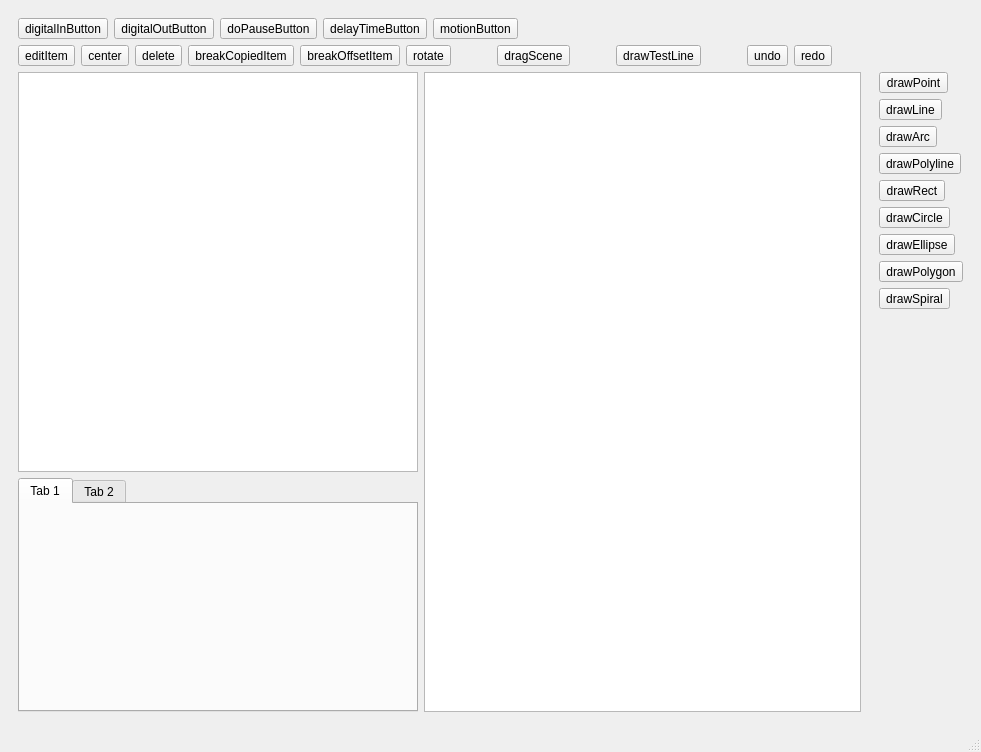
Old version of the form header/Ui/mainwindow.ui in the repository joey674/LaserCAD_QT.
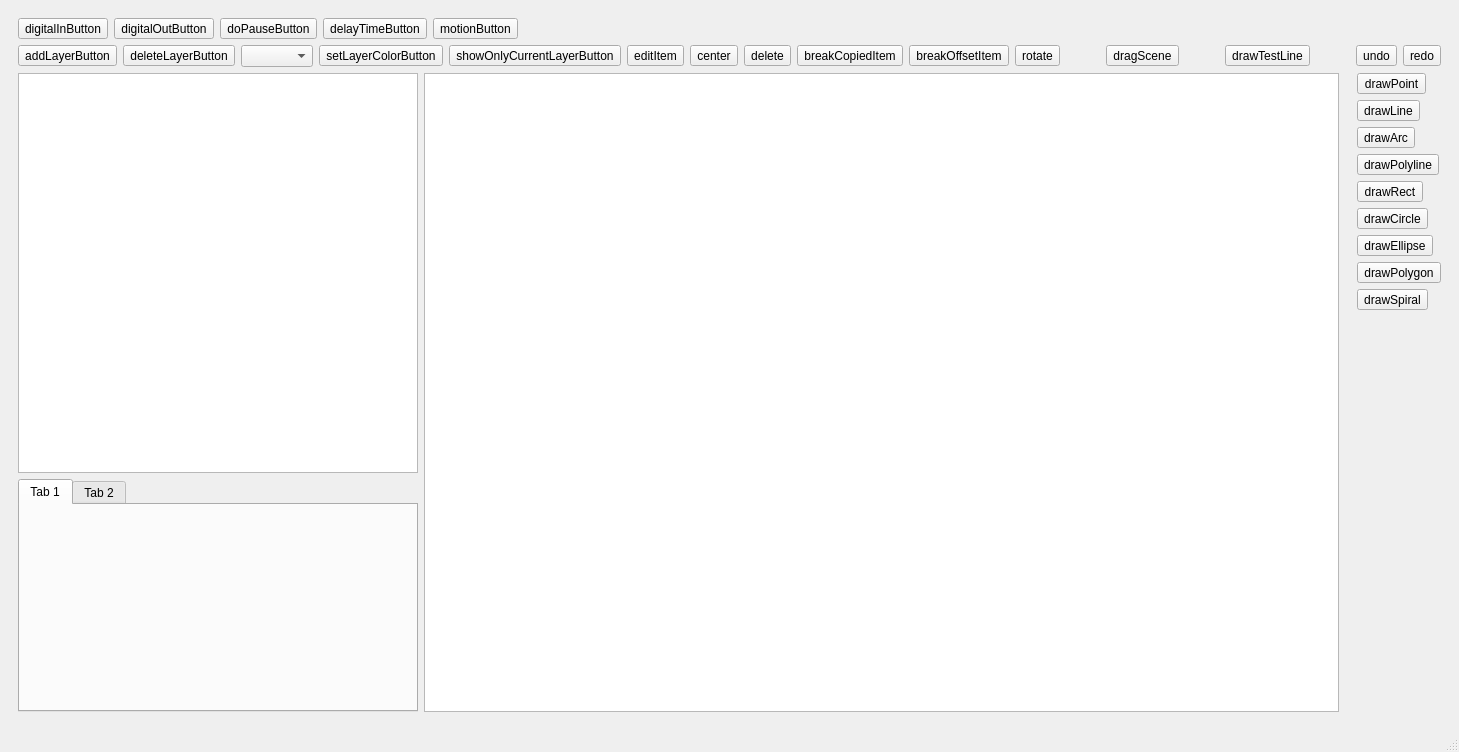
New version of the form. Custom widgets are drawn as their Qt base class.

Diff of the .ui file:
```diff
--- a/header/Ui/mainwindow.ui
+++ b/header/Ui/mainwindow.ui
@@ -6,7 +6,7 @@
    <rect>
     <x>0</x>
     <y>0</y>
-    <width>981</width>
+    <width>1253</width>
     <height>752</height>
    </rect>
   </property>
@@ -95,6 +95,50 @@
        </item>
        <item row="1" column="1" colspan="6">
         <layout class="QHBoxLayout" name="horizontalLayout_EditButton">
+         <item>
+          <widget class="QToolButton" name="addLayerButton">
+           <property name="text">
+            <string>addLayerButton</string>
+           </property>
+          </widget>
+         </item>
+         <item>
+          <widget class="QToolButton" name="deleteLayerButton">
+           <property name="text">
+            <string>deleteLayerButton</string>
+           </property>
+          </widget>
+         </item>
+         <item>
+          <widget class="QComboBox" name="selectLayerComboBox"/>
+         </item>
+         <item>
+          <widget class="QToolButton" name="setLayerColorButton">
+           <property name="text">
+            <string>setLayerColorButton</string>
+           </property>
+          </widget>
+         </item>
+         <item>
+          <widget class="QToolButton" name="toolButton_4">
+           <property name="text">
+            <string>showOnlyCurrentLayerButton</string>
+           </property>
+          </widget>
+         </item>
+         <item>
+          <spacer name="horizontalSpacer_6">
+           <property name="orientation">
+            <enum>Qt::Orientation::Horizontal</enum>
+           </property>
+           <property name="sizeHint" stdset="0">
+            <size>
+             <width>40</width>
+             <height>20</height>
+            </size>
+           </property>
+          </spacer>
+         </item>
          <item>
           <widget class="QToolButton" name="editButton">
            <property name="toolTip">
```
Left out of the diff: 2 changed lines with no effect on the pictures.
